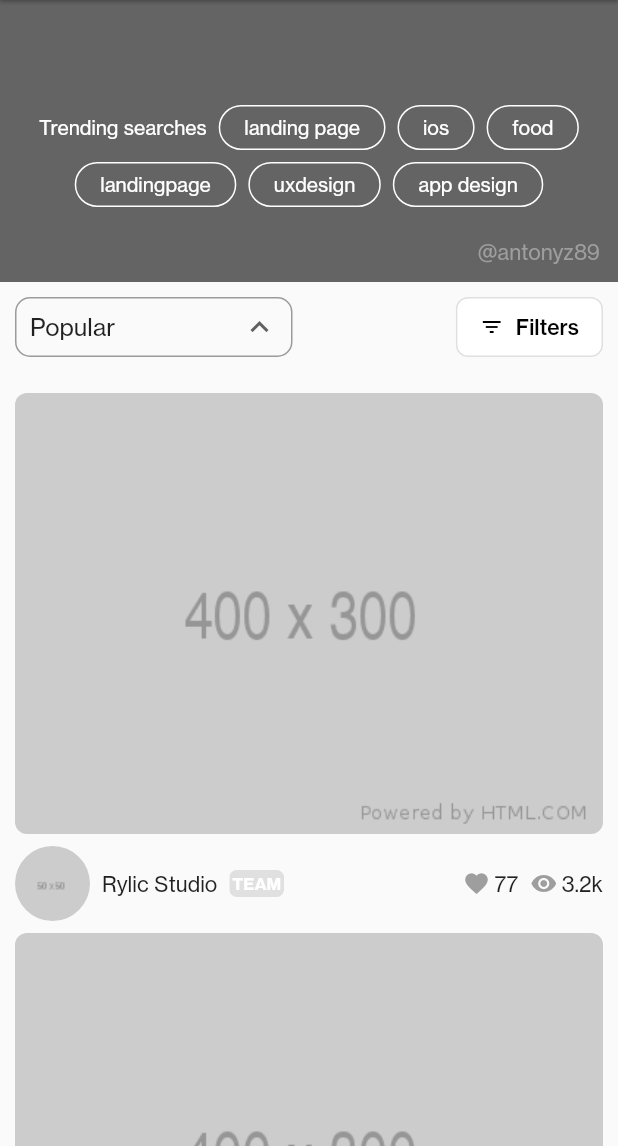
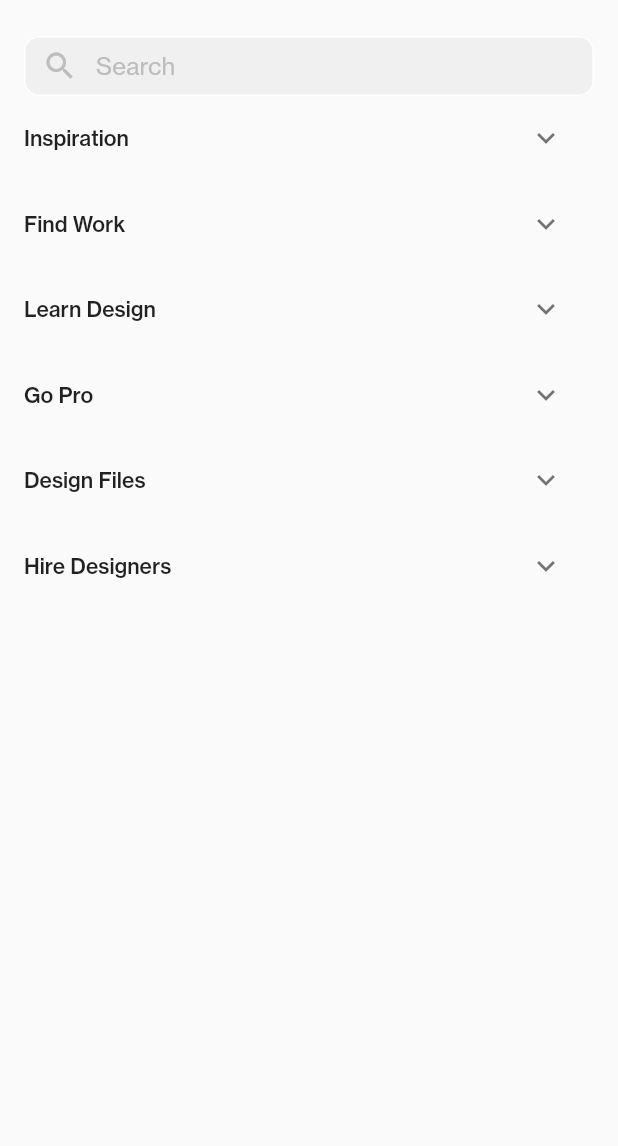
Before and after one commit to AntonyZ89/dribbble-ui-clone, a Flutter app: the screen it shows after launch, scrolled down 576 dp, after a tap on the "menu" icon, on a phone screen of 412 x 824 dp, the part 90-1236 px from its top. Run offline on Flutter 3.47's test engine with Material 2 defaults, Android fonts, the phone set to English and light mode, and no system bars; our stand-ins replace flutter_colorpicker, flutter_svg, video_player.

Commit message:
drawer menu + input widget

```diff
--- /dev/null
+++ b/lib/mock/drawer_list.dart
@@ -0,0 +1,77 @@
+class DrawerList {
+  static const DrawerListItem _inspiration = DrawerListItem(
+    title: 'Inspiration',
+    items: [
+      'Explore Design Work',
+      'New & Noteworthy',
+      'Playoffs',
+      'Blog',
+      'Weekly Warmup',
+    ],
+  );
+  static const DrawerListItem _findWork = DrawerListItem(
+    title: 'Find Work',
+    items: [
+      'Job Board',
+      'Freelance Projects',
+      'Want freelance design projects?',
+      'Personalize your profile with video'
+    ],
+  );
+  static const DrawerListItem _learnDesign = DrawerListItem(
+    title: 'Learn Design',
+    items: [
+      'Certified Product Design Course',
+      'Introduction to UI Design',
+      'Browse our courses & workshops',
+    ],
+  );
+  static const DrawerListItem _goPro = DrawerListItem(
+    title: 'Go Pro',
+    items: [
+      'For Designers',
+      'For Freelancers',
+      'For Teams',
+    ],
+  );
+  static const DrawerListItem _designFiles = DrawerListItem(
+    title: 'Design Files',
+    items: [
+      'Discover',
+      'Graphics',
+      'Fonts',
+      '3D',
+      'Templates',
+      'Add-Ons',
+      'Web Themes',
+      'Open a Shop',
+    ],
+  );
+  static const DrawerListItem _hireDesigners = DrawerListItem(
+    title: 'Hire Designers',
+    items: [
+      'About Dribbble Hiring',
+      'Designer Search',
+      'List my Job Opening',
+      'Post a Freelance Project',
+    ],
+  );
+
+  static List<DrawerListItem> list() {
+    return [
+      _inspiration,
+      _findWork,
+      _learnDesign,
+      _goPro,
+      _designFiles,
+      _hireDesigners,
+    ];
+  }
+}
+
+class DrawerListItem {
+  final String title;
+  final List<String> items;
+
+  const DrawerListItem({required this.title, required this.items});
+}
--- /dev/null
+++ b/lib/mock/mock.dart
@@ -0,0 +1 @@
+export 'drawer_list.dart';
--- a/lib/pages/home_page.dart
+++ b/lib/pages/home_page.dart
@@ -6,14 +6,18 @@ class HomePage extends StatelessWidget {
 
   @override
   Widget build(BuildContext context) {
-    return Scaffold(
-      appBar: const MyAppBar(),
+    return const Scaffold(
+      appBar: CustomAppBar(),
+      drawer: HomeDrawer(),
+      drawerScrimColor: Colors.transparent,
       body: _Body(),
     );
   }
 }
 
 class _Body extends StatelessWidget {
+  const _Body({Key? key}) : super(key: key);
+
   @override
   Widget build(BuildContext context) {
     return Center(
--- a/lib/widgets/my_app_bar.dart
+++ b/lib/widgets/custom_app_bar.dart
@@ -2,12 +2,13 @@ import 'package:flutter/material.dart';
 import 'package:flutter_application/routes.dart';
 import 'package:flutter_svg/flutter_svg.dart';
 
-class MyAppBar extends StatelessWidget implements PreferredSizeWidget {
-  const MyAppBar({Key? key}) : super(key: key);
+class CustomAppBar extends StatelessWidget implements PreferredSizeWidget {
+  const CustomAppBar({Key? key}) : super(key: key);
 
   @override
   Widget build(BuildContext context) {
     return AppBar(
+      automaticallyImplyLeading: false,
       backgroundColor: Colors.white,
       foregroundColor: Colors.black,
       elevation: 1,
@@ -15,7 +16,7 @@ class MyAppBar extends StatelessWidget implements PreferredSizeWidget {
         child: SvgPicture.asset('assets/images/logo.svg'),
       ),
       leading: IconButton(
-        onPressed: toggleMenu,
+        onPressed: () => toggleMenu(context),
         icon: const Icon(Icons.menu, color: Colors.grey),
       ),
       actions: [
@@ -36,8 +37,8 @@ class MyAppBar extends StatelessWidget implements PreferredSizeWidget {
     );
   }
 
-  void toggleMenu() {
-    // TODO implement
+  void toggleMenu(BuildContext context) {
+    Scaffold.of(context).openDrawer();
   }
 
   @override
--- a/lib/widgets/home/content/home_content.dart
+++ b/lib/widgets/home/content/home_content.dart
@@ -11,9 +11,9 @@ class HomeContentWidget extends StatelessWidget {
       child: Column(
         children: [
           const ContentToolbar(),
-          const SizedBox(height: 8),
           ListView.separated(
             shrinkWrap: true,
+            physics: const NeverScrollableScrollPhysics(),
             itemBuilder: (context, index) => ContentCard(index: index),
             separatorBuilder: (context, index) => const SizedBox(height: 8),
             itemCount: 5,
--- /dev/null
+++ b/lib/widgets/home_drawer.dart
@@ -0,0 +1,81 @@
+import 'package:flutter/material.dart';
+import 'package:flutter_application/mock/mock.dart';
+import 'package:flutter_application/widgets/input.dart';
+
+class HomeDrawer extends StatefulWidget {
+  const HomeDrawer({Key? key}) : super(key: key);
+
+  @override
+  State<HomeDrawer> createState() => _HomeDrawerState();
+}
+
+class _HomeDrawerState extends State<HomeDrawer> {
+  final List<int> _selectedIndexes = [];
+
+  @override
+  Widget build(BuildContext context) {
+    final double appBarHeight = Scaffold.of(context).appBarMaxHeight!;
+
+    return Padding(
+      padding: EdgeInsets.only(top: appBarHeight),
+      child: Drawer(
+        width: double.infinity,
+        elevation: 0,
+        child: SingleChildScrollView(
+          child: Padding(
+            padding: const EdgeInsets.all(16),
+            child: Column(
+              crossAxisAlignment: CrossAxisAlignment.start,
+              children: [
+                const Input(hintText: 'Search', prefixIcon: Icons.search),
+                ExpansionPanelList(
+                  elevation: 0,
+                  dividerColor: Colors.transparent,
+                  expansionCallback: (panelIndex, isExpanded) => setState(() {
+                    if (!_selectedIndexes.contains(panelIndex)) {
+                      _selectedIndexes.add(panelIndex);
+                    } else {
+                      _selectedIndexes.remove(panelIndex);
+                    }
+                  }),
+                  children: DrawerList.list().asMap().entries.map<ExpansionPanel>((MapEntry<int, DrawerListItem> item) {
+                    int currentIndex = item.key;
+                    String title = item.value.title;
+                    List<String> subitems = item.value.items;
+
+                    return ExpansionPanel(
+                      backgroundColor: Colors.transparent,
+                      headerBuilder: (BuildContext context, bool isExpanded) {
+                        return ListTile(title: Text(title), contentPadding: EdgeInsets.zero);
+                      },
+                      canTapOnHeader: true,
+                      body: SizedBox(
+                        width: double.infinity,
+                        child: Column(
+                          crossAxisAlignment: CrossAxisAlignment.start,
+                          children: subitems.map((String subitem) {
+                            return Container(
+                              padding: const EdgeInsets.fromLTRB(24, 16, 0, 16),
+                              decoration: BoxDecoration(
+                                border: Border(left: BorderSide(color: Colors.grey.shade300)),
+                              ),
+                              child: Text(
+                                subitem,
+                                style: TextStyle(color: Colors.grey.shade600),
+                              ),
+                            );
+                          }).toList(),
+                        ),
+                      ),
+                      isExpanded: _selectedIndexes.contains(currentIndex),
+                    );
+                  }).toList(),
+                )
+              ],
+            ),
+          ),
+        ),
+      ),
+    );
+  }
+}
--- /dev/null
+++ b/lib/widgets/input.dart
@@ -0,0 +1,76 @@
+import 'package:flutter/material.dart';
+
+class Input extends StatefulWidget {
+  final Widget? label;
+  final IconData? prefixIcon;
+  final String? hintText;
+
+  const Input({Key? key, this.label, this.prefixIcon, this.hintText}) : super(key: key);
+
+  @override
+  State<Input> createState() => _InputState();
+}
+
+class _InputState extends State<Input> {
+  final FocusNode _focusNode = FocusNode();
+  Color? _fillColor;
+
+  @override
+  void initState() {
+    _focusNode.addListener(() {
+      setState(() => _fillColor = _focusNode.hasFocus ? Colors.white : null);
+    });
+    super.initState();
+  }
+
+  @override
+  Widget build(BuildContext context) {
+    return Column(
+      crossAxisAlignment: CrossAxisAlignment.start,
+      children: [
+        if (widget.label != null) widget.label!,
+        const SizedBox(height: 8),
+        SizedBox(
+          height: 40,
+          child: TextField(
+            decoration: textFieldDecoration(),
+            obscureText: true,
+            focusNode: _focusNode,
+          ),
+        )
+      ],
+    );
+  }
+
+  InputDecoration textFieldDecoration() {
+    final Color textColor = _focusNode.hasFocus ? Colors.grey.shade300 : Colors.grey.shade400;
+
+    OutlineInputBorder focusedBorder = OutlineInputBorder(
+      borderSide: BorderSide(color: Colors.pink.shade50, width: 3),
+      borderRadius: const BorderRadius.all(Radius.circular(10)),
+    );
+
+    OutlineInputBorder defaultBorder = const OutlineInputBorder(
+      borderSide: BorderSide(color: Colors.white),
+      borderRadius: BorderRadius.all(Radius.circular(10)),
+    );
+
+    return InputDecoration(
+      contentPadding: const EdgeInsets.symmetric(horizontal: 16, vertical: 0),
+      filled: true,
+      fillColor: _fillColor,
+      prefixIconColor: textColor,
+      prefixIcon: Icon(widget.prefixIcon, color: textColor),
+      focusedBorder: focusedBorder,
+      enabledBorder: defaultBorder,
+      hintStyle: TextStyle(color: textColor),
+      hintText: widget.hintText,
+    );
+  }
+
+  @override
+  void dispose() {
+    _focusNode.dispose();
+    super.dispose();
+  }
+}
--- a/lib/widgets/login/login_form/form_input.dart
+++ /dev/null
@@ -1,54 +0,0 @@
-import 'package:flutter/material.dart';
-
-class FormInput extends StatefulWidget {
-  final Widget label;
-  final Color? fillColor;
-  final FocusNode focusNode;
-
-  const FormInput({Key? key, required this.fillColor, required this.focusNode, required this.label}) : super(key: key);
-
-  @override
-  State<FormInput> createState() => _FormInputState();
-}
-
-class _FormInputState extends State<FormInput> {
-  @override
-  Widget build(BuildContext context) {
-    return Column(
-      crossAxisAlignment: CrossAxisAlignment.start,
-      children: [
-        widget.label,
-        const SizedBox(height: 8),
-        SizedBox(
-          height: 40,
-          child: TextField(
-            decoration: textFieldDecoration(fillColor: widget.fillColor),
-            obscureText: true,
-            focusNode: widget.focusNode,
-          ),
-        )
-      ],
-    );
-  }
-
-  InputDecoration textFieldDecoration({Color? fillColor}) {
-    OutlineInputBorder focusedBorder = OutlineInputBorder(
-      borderSide: BorderSide(color: Colors.pink.shade50, width: 3),
-      borderRadius: const BorderRadius.all(Radius.circular(10)),
-    );
-
-    OutlineInputBorder defaultBorder = const OutlineInputBorder(
-      borderSide: BorderSide(color: Colors.white),
-      borderRadius: BorderRadius.all(Radius.circular(10)),
-    );
-
-    return InputDecoration(
-      contentPadding: const EdgeInsets.symmetric(horizontal: 16, vertical: 0),
-      filled: true,
-      fillColor: fillColor,
-      focusedBorder: focusedBorder,
-      enabledBorder: defaultBorder,
-      hintStyle: TextStyle(color: Colors.grey.shade300),
-    );
-  }
-}
--- a/lib/widgets/login/login_form/login_form.dart
+++ b/lib/widgets/login/login_form/login_form.dart
@@ -1,6 +1,6 @@
 import 'package:flutter/material.dart';
 import 'package:flutter_application/routes.dart';
-import 'package:flutter_application/widgets/login/login_form/form_input.dart';
+import 'package:flutter_application/widgets/input.dart';
 
 class LoginForm extends StatefulWidget {
   const LoginForm({Key? key}) : super(key: key);
@@ -10,35 +10,16 @@ class LoginForm extends StatefulWidget {
 }
 
 class _LoginFormState extends State<LoginForm> {
-  final FocusNode _usernameFocus = FocusNode();
-  final FocusNode _passwordFocus = FocusNode();
-  Color? _usernameFillColor;
-  Color? _passwordFillColor;
-
-  @override
-  void initState() {
-    _usernameFocus.addListener(() {
-      setState(() => _usernameFillColor = _usernameFocus.hasFocus ? Colors.white : null);
-    });
-    _passwordFocus.addListener(() {
-      setState(() => _passwordFillColor = _passwordFocus.hasFocus ? Colors.white : null);
-    });
-
-    super.initState();
-  }
-
   @override
   Widget build(BuildContext context) {
     return Wrap(
       direction: Axis.horizontal,
       runSpacing: 26,
       children: [
-        FormInput(
-          label: const Text('Username or Email Address', style: TextStyle(fontWeight: FontWeight.bold)),
-          fillColor: _usernameFillColor,
-          focusNode: _usernameFocus,
+        const Input(
+          label: Text('Username or Email Address', style: TextStyle(fontWeight: FontWeight.bold)),
         ),
-        FormInput(
+        Input(
           label: Row(
             mainAxisAlignment: MainAxisAlignment.spaceBetween,
             children: const [
@@ -49,8 +30,6 @@ class _LoginFormState extends State<LoginForm> {
               )
             ],
           ),
-          fillColor: _passwordFillColor,
-          focusNode: _passwordFocus,
         ),
         // TODO substituir por Button que vem sem elevation por padrão
         MaterialButton(
@@ -82,11 +61,4 @@ class _LoginFormState extends State<LoginForm> {
       ],
     );
   }
-
-  @override
-  void dispose() {
-    _usernameFocus.dispose();
-    _passwordFocus.dispose();
-    super.dispose();
-  }
 }
--- a/lib/widgets/widgets.dart
+++ b/lib/widgets/widgets.dart
@@ -1,3 +1,4 @@
 export 'home/home.dart';
-export 'my_app_bar.dart';
+export 'custom_app_bar.dart';
+export 'home_drawer.dart';
 export 'tag.dart';
```
